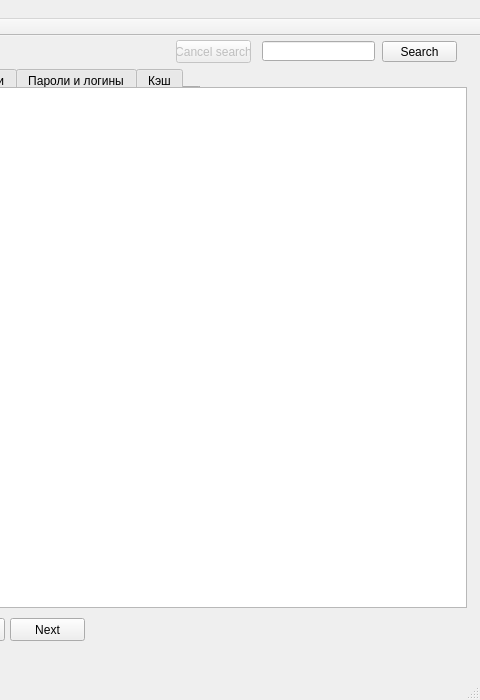
Old version of the form src/FFParser_GUI/source/mainwindow.ui in the repository sp0wk/FFParser_2017; both pictures show x 464 to 944 and y 0 to 700 of the 944 by 700 pixel window.
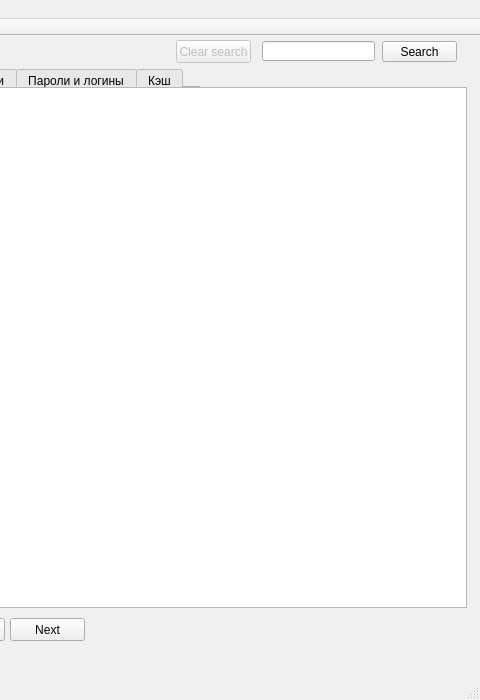
New version of the form.

Commit message: Fixed a bug that occurred after unsuccessful initialization

What changed in the file:
```diff
--- a/src/FFParser_GUI/source/mainwindow.ui
+++ b/src/FFParser_GUI/source/mainwindow.ui
@@ -201,9 +201,9 @@
    <widget class="QLabel" name="label_3">
     <property name="geometry">
      <rect>
-      <x>806</x>
+      <x>776</x>
       <y>583</y>
-      <width>111</width>
+      <width>141</width>
       <height>20</height>
      </rect>
     </property>
@@ -224,7 +224,7 @@
      </rect>
     </property>
     <property name="text">
-     <string>Cancel search</string>
+     <string>Clear search</string>
     </property>
     <property name="checkable">
      <bool>true</bool>
```
The commit also changes 2 other files.
